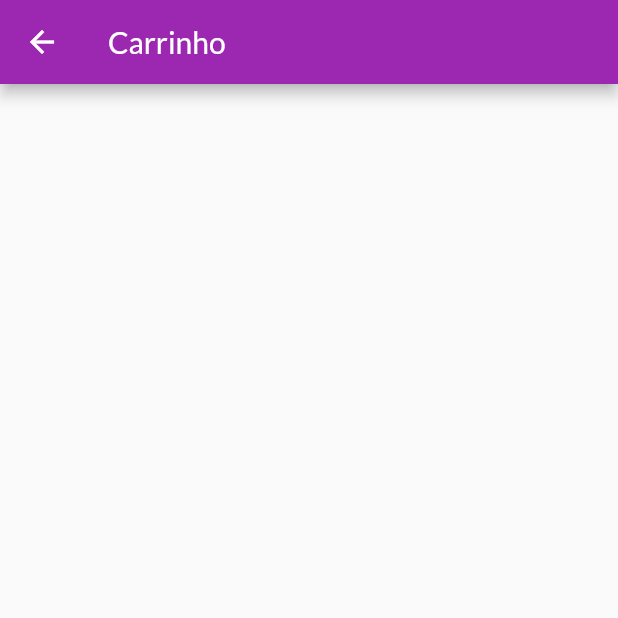
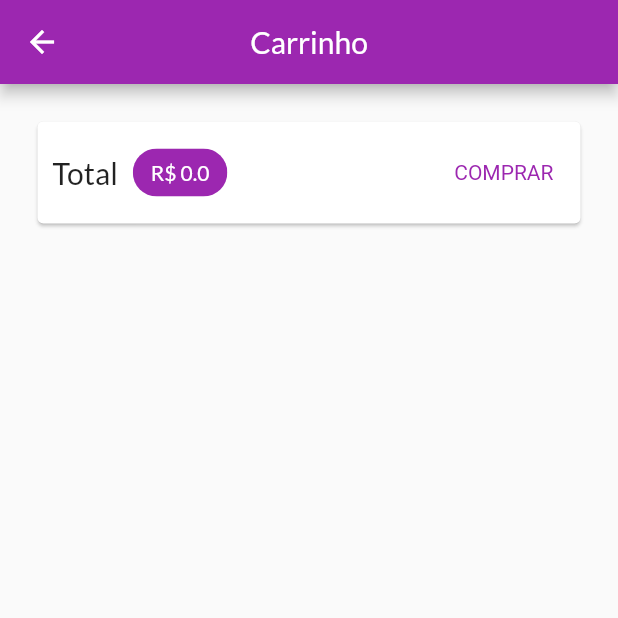
Before and after one commit to FernandoRCandiani/Shop, a Flutter app: the CartPage screen opened by its route, on a phone screen of 412 x 824 dp, the top half of it. Run offline on Flutter 3.47's test engine with Material 2 defaults, Android fonts, the phone set to English and light mode, and no system bars; network calls fail.

Commit message:
Listing products in cart

```diff
--- /dev/null
+++ b/lib/components/cart_item.dart
@@ -0,0 +1,16 @@
+import 'package:flutter/material.dart';
+import 'package:shop/models/cart_item.dart';
+
+class CartItemWidget extends StatelessWidget {
+  final CartItem cartItem;
+
+  const CartItemWidget({
+    Key? key,
+    required this.cartItem,
+  }) : super(key: key);
+
+  @override
+  Widget build(BuildContext context) {
+    return Text(cartItem.name);
+  }
+}
--- a/lib/pages/cart_page.dart
+++ b/lib/pages/cart_page.dart
@@ -1,4 +1,8 @@
 import 'package:flutter/material.dart';
+import 'package:provider/provider.dart';
+import 'package:shop/components/cart_item.dart';
+import 'package:shop/models/cart.dart';
+import 'package:shop/models/cart_item.dart';
 
 class CartPage extends StatelessWidget {
   const CartPage({
@@ -7,9 +11,60 @@ class CartPage extends StatelessWidget {
 
   @override
   Widget build(BuildContext context) {
+    final Cart cart = Provider.of(context);
+    final items = cart.items.values.toList();
+
     return Scaffold(
       appBar: AppBar(
+        centerTitle: true,
         title: Text('Carrinho'),
+      ),
+      body: Column(
+        children: [
+          Card(
+            margin: const EdgeInsets.all(25),
+            child: Padding(
+              padding: const EdgeInsets.all(10),
+              child: Row(
+                mainAxisAlignment: MainAxisAlignment.spaceBetween,
+                children: [
+                  Text(
+                    'Total',
+                    style: TextStyle(
+                      fontSize: 20,
+                    ),
+                  ),
+                  SizedBox(width: 10),
+                  Chip(
+                    backgroundColor: Theme.of(context).colorScheme.primary,
+                    label: Text(
+                      'R\$ ${cart.totalAmount}',
+                      style: TextStyle(
+                        color:
+                            Theme.of(context).primaryTextTheme.headline6?.color,
+                      ),
+                    ),
+                  ),
+                  Spacer(),
+                  TextButton(
+                    onPressed: () {},
+                    child: Text('COMPRAR'),
+                    style: TextButton.styleFrom(
+                        textStyle: TextStyle(
+                      color: Theme.of(context).colorScheme.primary,
+                    )),
+                  ),
+                ],
+              ),
+            ),
+          ),
+          Expanded(
+            child: ListView.builder(
+              itemCount: items.length,
+              itemBuilder: (ctx, i) => CartItemWidget(cartItem: items[i]),
+            ),
+          ),
+        ],
       ),
     );
   }
```
